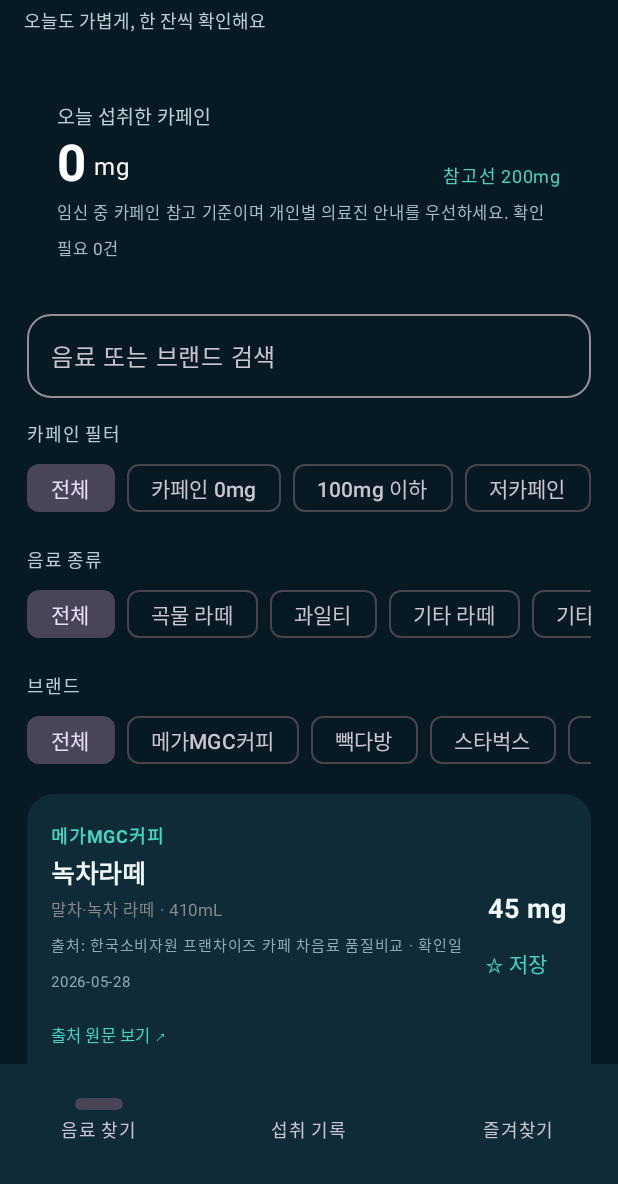
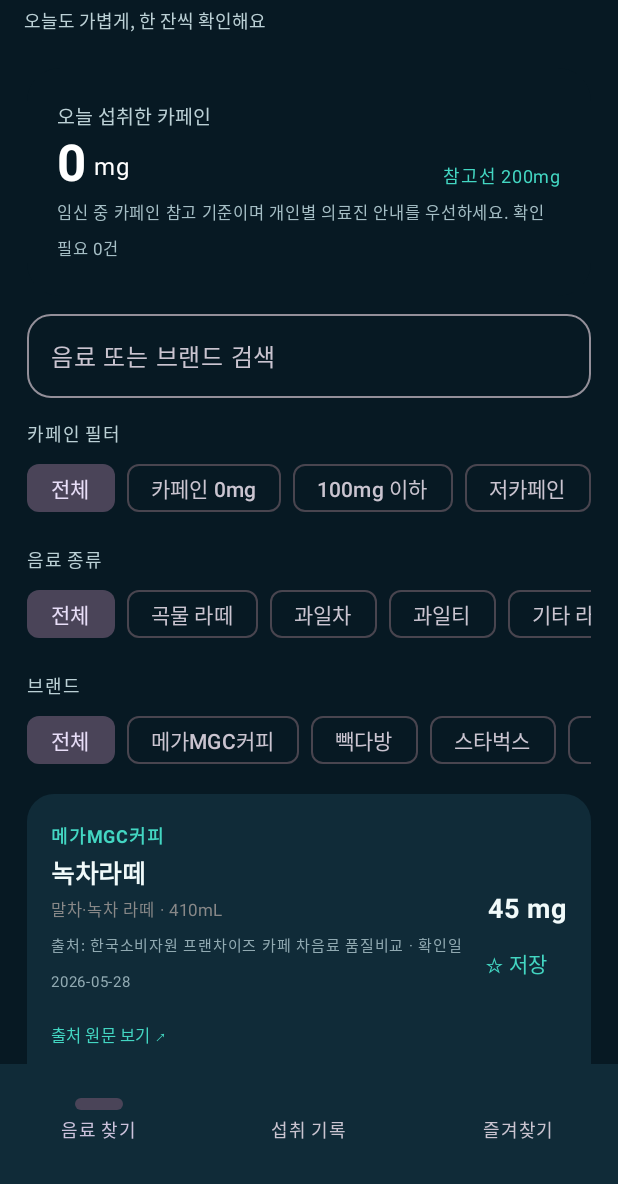
Before and after one commit to ldg4884-tech/caffeine-check-android-, an Android app built with Jetpack Compose: the screen it shows after launch (MainActivity), on a phone screen of 412 x 824 dp, the part 52-1236 px from its top. Run offline under Robolectric (Android 15) with nearby library versions, the phone set to English and light mode, and no system bars.

Commit message:
Add verified Mega MGC seasonal and core drinks

```diff
--- a/app/src/main/java/kr/co/caffeinecheck/app/MainActivity.kt
+++ b/app/src/main/java/kr/co/caffeinecheck/app/MainActivity.kt
@@ -193,6 +193,19 @@ fun CaffeineApp(context: Context) {
             Drink("구망추 ICED L", "이디야커피", "아이스티 · ICED · L", null, null, null, null, "이디야커피 공식 음료 영양정보", "2026-11-13", "https://ediya.com/contents/drink.html"),
             Drink("구망추 ICED EX", "이디야커피", "아이스티 · ICED · EX", null, null, null, null, "이디야커피 공식 음료 영양정보", "2026-11-13", "https://ediya.com/contents/drink.html"),
             Drink("구아바 자스민 에이드 ICED L", "이디야커피", "에이드 · ICED · L", null, null, null, null, "이디야커피 공식 음료 영양정보", "2026-11-13", "https://ediya.com/contents/drink.html"),
+
+            // 메가MGC커피 공식 메뉴 영양정보 · 2026 겨울시즌 및 상시 메뉴
+            Drink("나 혼자만 드랍 UP! 은랑 큐브 레몬에이드 ICED", "메가MGC커피", "에이드 · ICED", 0.0, 44.9, 194, 710, "메가MGC커피 공식 메뉴 영양정보", "2026-11-13", "https://www.mega-mgccoffee.com/menu/"),
+            Drink("음, 괜찮은 휴식이군 블레이드 초코크림커피 ICED", "메가MGC커피", "커피 · ICED", 242.7, 43.0, 306, 591, "메가MGC커피 공식 메뉴 영양정보", "2026-11-13", "https://www.mega-mgccoffee.com/menu/"),
+            Drink("하우스밀크 라떼 ICED", "메가MGC커피", "라떼 · ICED", 118.0, 15.8, 329, 591, "메가MGC커피 공식 메뉴 영양정보", "2026-11-13", "https://www.mega-mgccoffee.com/menu/"),
+            Drink("ARIH 듀얼바이오틱 소다 레드 루비 ICED", "메가MGC커피", "에이드 · ICED", 0.0, 2.0, 20, 355, "메가MGC커피 공식 메뉴 영양정보", "2026-11-13", "https://www.mega-mgccoffee.com/menu/"),
+            Drink("딸기라떼 ICED", "메가MGC커피", "라떼 · ICED", 0.0, 58.0, 315, 591, "메가MGC커피 공식 메뉴 영양정보", "2026-11-13", "https://www.mega-mgccoffee.com/menu/"),
+            Drink("밀크쉐이크 ICED", "메가MGC커피", "쉐이크 · ICED", 0.0, 62.4, 401, 591, "메가MGC커피 공식 메뉴 영양정보", "2026-11-13", "https://www.mega-mgccoffee.com/menu/"),
+            Drink("유자생강차 HOT", "메가MGC커피", "과일차 · HOT", 0.0, 88.7, 389, 591, "메가MGC커피 공식 메뉴 영양정보", "2026-11-13", "https://www.mega-mgccoffee.com/menu/"),
+            Drink("초코젤라또 말차라떼 ICED", "메가MGC커피", "말차 라떼 · ICED", 213.5, 52.3, 332, 591, "메가MGC커피 공식 메뉴 영양정보", "2026-11-13", "https://www.mega-mgccoffee.com/menu/"),
+            Drink("딥 초코 체리 프라페 ICED", "메가MGC커피", "프라페 · ICED", null, null, null, null, "메가MGC커피 공식 메뉴명 · 영양정보 미확인", "2026-11-13", "https://www.mega-mgccoffee.com/menu/"),
+            Drink("쫀득 모찌 밀크티 ICED", "메가MGC커피", "밀크티 · ICED", null, null, null, null, "메가MGC커피 공식 메뉴명 · 영양정보 미확인", "2026-11-13", "https://www.mega-mgccoffee.com/menu/"),
+            Drink("매실 모과차 HOT", "메가MGC커피", "과일차 · HOT", null, null, null, null, "메가MGC커피 공식 메뉴명 · 영양정보 미확인", "2026-11-13", "https://www.mega-mgccoffee.com/menu/"),
 
             // 제3자 카페인 데이터베이스의 참고 수치. 공식 브랜드 공표값이 아니므로 일일 합산에서 제외.
             Drink("아메리카노 다크 HOT · 참고값", "텐퍼센트커피", "커피 · 다크 · HOT · 비공식 참고값", 160.52, null, null, null, "카페인노트 제3자 데이터베이스 · 공식 미확인", "2026-11-13", "https://caffeinenote.com/drinks?q=%EC%95%84%EB%A9%94%EB%A6%AC%EC%B9%B4%EB%85%B8", false),
```
